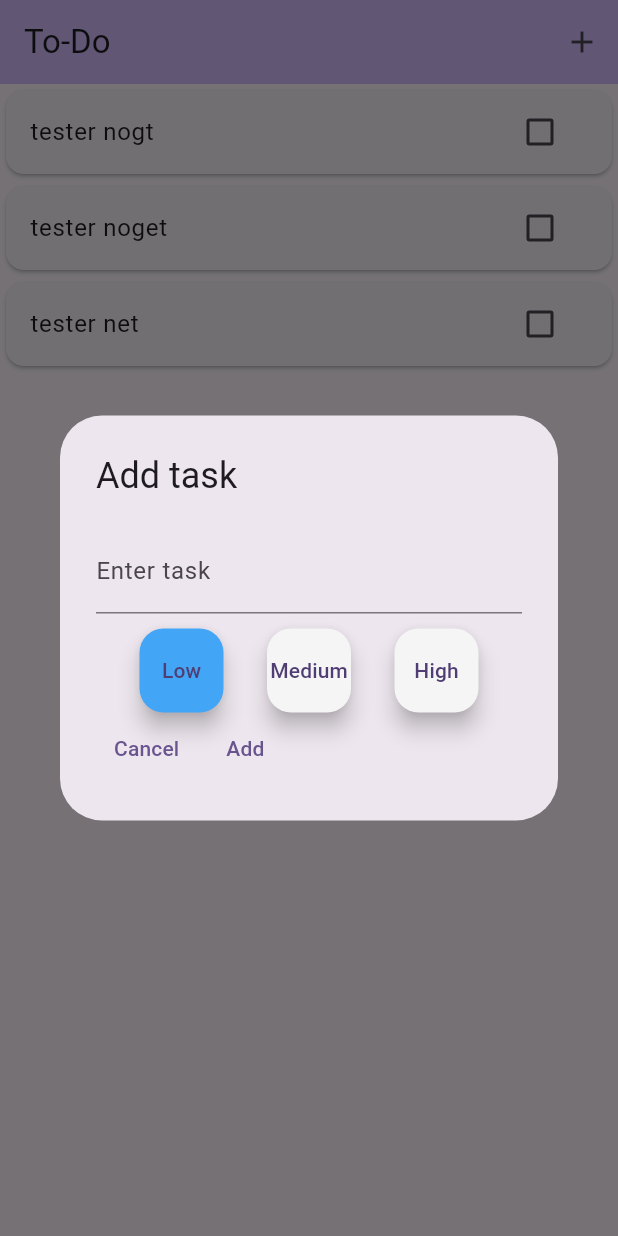
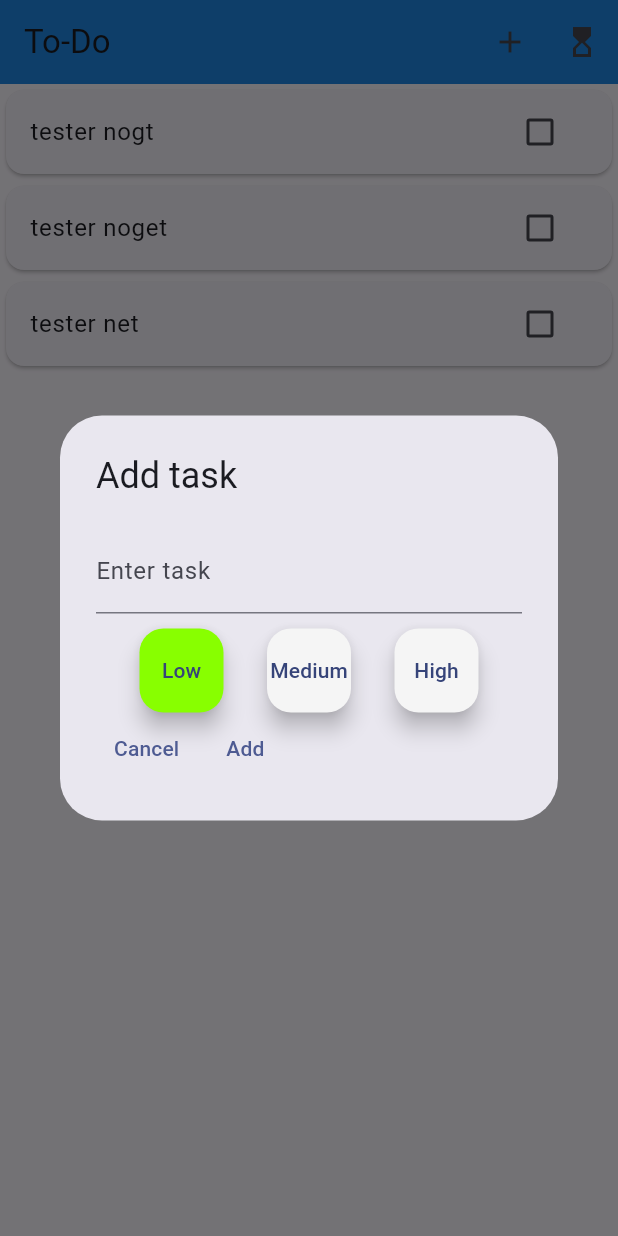
Before and after one commit to Rasm832b/ToDoApp, a Flutter app: the screen it shows after launch, after a tap on the "add" icon, on a phone screen of 412 x 824 dp. Run offline on Flutter 3.47's test engine with Material 3 defaults, Android fonts, the light colour scheme and no system bars; our stand-ins replace sqflite, timezone; missing offline and left inert: alarm; accounts and stored records are empty.

Commit message:
Last commit
- Green, yellow and red color for priority choosing.
- Pomodoro timer added with alarm function.

```diff
--- a/to_do_app/lib/main.dart
+++ b/to_do_app/lib/main.dart
@@ -1,11 +1,21 @@
+import 'package:alarm/alarm.dart';
+import 'package:alarm/utils/alarm_set.dart';
 import 'package:flutter/material.dart';
 import 'package:sqflite/sqflite.dart';
+import 'package:to_do_app/alarm.dart';
+import 'package:to_do_app/pomodoro.dart';
 import 'databaseController.dart';
 import 'pop_up.dart';
+import 'pomodoro.dart';
+import 'package:timezone/timezone.dart' as tz;
+import 'package:timezone/data/latest_all.dart' as tz;
+
+final GlobalKey<NavigatorState> navigatorKey = GlobalKey<NavigatorState>();
 
 void main() async {
   WidgetsFlutterBinding.ensureInitialized();
-
+  await Alarm.init();
+  tz.initializeTimeZones();
   runApp(MyApp());
 }
 
@@ -16,14 +26,20 @@ class MyApp extends StatelessWidget {
   @override
   Widget build(BuildContext context) {
     return MaterialApp(
+      navigatorKey: navigatorKey,
       debugShowCheckedModeBanner: false,
       title: 'To-Do',
       theme: ThemeData(
-        colorScheme: ColorScheme.fromSeed(seedColor: Colors.deepPurple),
+        colorScheme: ColorScheme.fromSeed(
+          seedColor: const Color.fromARGB(255, 0, 81, 255),
+        ),
       ),
 
       initialRoute: '/',
-      routes: {'/': (context) => const MyHomePage(title: 'To-Do')},
+      routes: {
+        '/': (context) => const MyHomePage(title: 'To-Do'),
+        '/pomodoro': (context) => Pomodoro(),
+      },
     );
   }
 }
@@ -39,6 +55,7 @@ class MyHomePage extends StatefulWidget {
 class _MyHomePageState extends State<MyHomePage> {
   DatabaseController dbcontroller = DatabaseController();
   List<Map<String, dynamic>> todos = [];
+  Set<int> pendingDeletion = {};
 
   @override
   void initState() {
@@ -59,7 +76,7 @@ class _MyHomePageState extends State<MyHomePage> {
     return Scaffold(
       appBar: AppBar(
         automaticallyImplyLeading: false,
-        backgroundColor: Theme.of(context).colorScheme.inversePrimary,
+        backgroundColor: Colors.blue[600],
         title: Text(widget.title),
         actions: [
           IconButton(
@@ -68,6 +85,10 @@ class _MyHomePageState extends State<MyHomePage> {
               _loadTasks();
             },
             icon: Icon(Icons.add),
+          ),
+          IconButton(
+            onPressed: () => Navigator.pushNamed(context, '/pomodoro'),
+            icon: Icon(Icons.hourglass_top),
           ),
         ],
       ),
@@ -87,9 +108,22 @@ class _MyHomePageState extends State<MyHomePage> {
                   _loadTasks();
                 },
                 trailing: Checkbox(
-                  value: todos[i]['state'] == 1,
+                  value:
+                      todos[i]['state'] == 1 ||
+                      pendingDeletion.contains(todos[i]['id']),
                   onChanged: (value) async {
-                    dbcontroller.deleteTodo(todos[i]['id']);
+                    final id = todos[i]['id'];
+
+                    setState(() {
+                      pendingDeletion.add(id);
+                    });
+
+                    await Future.delayed(const Duration(milliseconds: 400));
+
+                    await dbcontroller.deleteTodo(id);
+
+                    pendingDeletion.remove(id);
+
                     setState(() {
                       _loadTasks();
                     });
--- a/to_do_app/lib/pop_up.dart
+++ b/to_do_app/lib/pop_up.dart
@@ -29,7 +29,7 @@ Future<void> addTask(BuildContext context) async {
                   FloatingActionButton(
                     child: Text('Low'),
                     backgroundColor: priority == 0
-                        ? Colors.blue[400]
+                        ? const Color.fromARGB(255, 136, 255, 0)
                         : Colors.grey[100],
                     onPressed: () {
                       setState(() {
@@ -40,7 +40,7 @@ Future<void> addTask(BuildContext context) async {
                   FloatingActionButton(
                     child: Text('Medium'),
                     backgroundColor: priority == 1
-                        ? Colors.blue[400]
+                        ? const Color.fromARGB(255, 255, 230, 0)
                         : Colors.grey[100],
                     onPressed: () {
                       setState(() {
@@ -51,7 +51,7 @@ Future<void> addTask(BuildContext context) async {
                   FloatingActionButton(
                     child: Text('High'),
                     backgroundColor: priority == 2
-                        ? Colors.blue[400]
+                        ? const Color.fromARGB(255, 255, 0, 0)
                         : Colors.grey[100],
                     onPressed: () {
                       setState(() {
@@ -122,7 +122,7 @@ Future<void> editTask(BuildContext context, int id, String test, int prio) {
                   FloatingActionButton(
                     child: Text('Low'),
                     backgroundColor: priority == 0
-                        ? Colors.blue[400]
+                        ? const Color.fromARGB(255, 136, 255, 0)
                         : Colors.grey[100],
                     onPressed: () {
                       setState(() {
@@ -133,7 +133,7 @@ Future<void> editTask(BuildContext context, int id, String test, int prio) {
                   FloatingActionButton(
                     child: Text('Medium'),
                     backgroundColor: priority == 1
-                        ? Colors.blue[400]
+                        ? const Color.fromARGB(255, 255, 230, 0)
                         : Colors.grey[100],
                     onPressed: () {
                       setState(() {
@@ -144,7 +144,7 @@ Future<void> editTask(BuildContext context, int id, String test, int prio) {
                   FloatingActionButton(
                     child: Text('High'),
                     backgroundColor: priority == 2
-                        ? Colors.blue[400]
+                        ? const Color.fromARGB(255, 255, 0, 0)
                         : Colors.grey[100],
                     onPressed: () {
                       setState(() {
```
Also changed, not shown: to_do_app/lib/alarm.dart (added, +27 -0 lines), to_do_app/lib/pomodoro.dart (added, +185 -0 lines), to_do_app/pubspec.yaml (+5 -8 lines), to_do_app/pubspec.lock, 6 other files.
